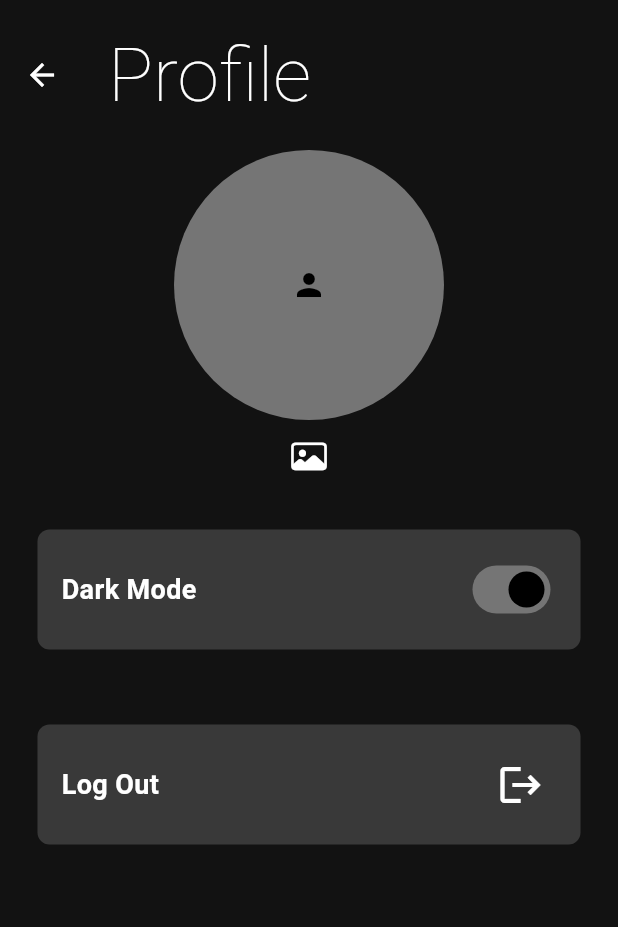
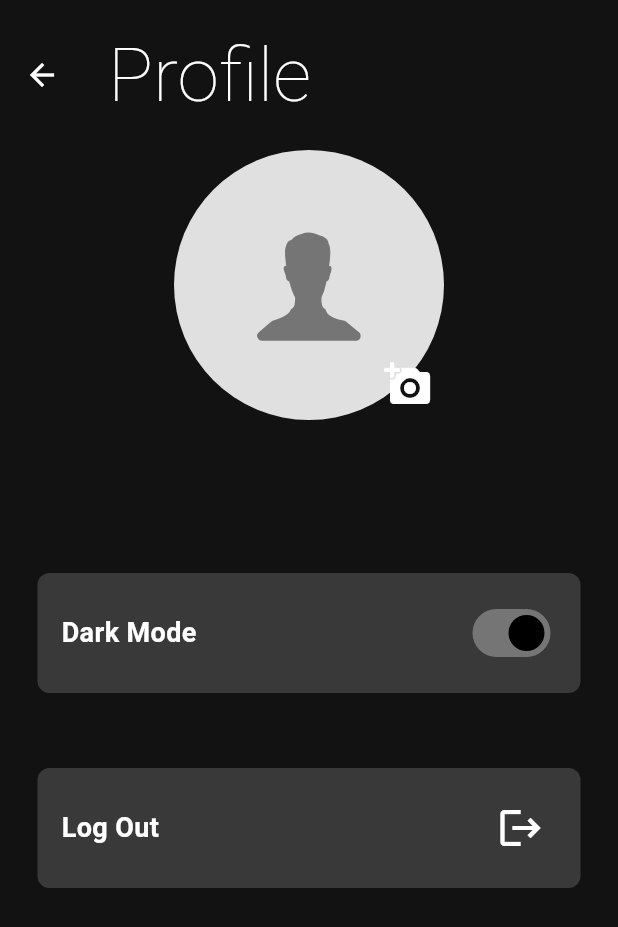
Before and after one commit to souvik-blade/COLABB, a Flutter app: the SettingsPage screen opened by its route, on a phone screen of 412 x 824 dp. Shown: the top 927 px of the screen. Run offline on Flutter 3.47's test engine with Material 3 defaults, Android fonts, the phone set to English and light mode, and no system bars; our stand-ins replace cloud_firestore, contained_tab_bar_view, dropdown_button2, file_picker, firebase_auth, firebase_core and 3 more; missing offline and left inert: easy_pdf_viewer; accounts and stored records are empty; network calls fail.

Commit message:
profile page

```diff
--- a/lib/admin_pages/admin_assignmentpage.dart
+++ b/lib/admin_pages/admin_assignmentpage.dart
@@ -308,7 +308,7 @@ class _AdminAssignmentPageState extends State<AdminAssignmentPage> {
                       ),
                       height: 90,
                       minWidth: 120,
-                      color: Color.fromARGB(255, 13, 143, 130),
+                      color: Color.fromARGB(255, 70, 62, 109),
                       child: const Text("Add PDF"),
                       onPressed: () async {
                         await pickFile();
@@ -326,7 +326,7 @@ class _AdminAssignmentPageState extends State<AdminAssignmentPage> {
                       ),
                       height: 90,
                       minWidth: 120,
-                      color: Color.fromARGB(255, 13, 143, 130),
+                      color: Color.fromARGB(255, 70, 62, 109),
                       onPressed: () async {
                         await _uploadAssignment(
                           context,
--- a/lib/admin_pages/admin_homepage.dart
+++ b/lib/admin_pages/admin_homepage.dart
@@ -64,7 +64,7 @@ class _AdminDashboardScreenState extends State<AdminDashboardScreen> {
                     indicatorSize: TabBarIndicatorSize.tab,
                     dividerColor: Colors.transparent,
                     indicator: BoxDecoration(
-                      color: Color.fromARGB(255, 83, 90, 84),
+                      color: Color.fromARGB(255, 167, 153, 229),
                       borderRadius: BorderRadius.all(Radius.circular(10)),
                     ),
                     labelColor: Colors.white,
--- a/lib/components/assignment_tile.dart
+++ b/lib/components/assignment_tile.dart
@@ -26,7 +26,8 @@ class AssignmentTile extends StatelessWidget {
       margin: const EdgeInsets.symmetric(vertical: 5, horizontal: 25),
       padding: const EdgeInsets.all(20),
       child: ExpansionTile(
-        // trailing: Icon(Icons.picture_as_pdf),
+        iconColor: Color.fromARGB(255, 93, 82, 145),
+        collapsedIconColor: Color(0XFF9e8cf2),
         subtitle: Text('Last Date: $dueDate'),
         // backgroundColor: Colors.transparent,
         // backgroundColor: Colors.red,
--- a/lib/components/my_button.dart
+++ b/lib/components/my_button.dart
@@ -7,7 +7,7 @@ class MyButton extends StatelessWidget {
 
   @override
   Widget build(BuildContext context) {
-    return InkWell(
+    return GestureDetector(
       onTap: onTap,
       child: Container(
         padding: EdgeInsets.all(25),
--- a/lib/main.dart
+++ b/lib/main.dart
@@ -5,7 +5,7 @@ import 'pages/mentor_grouppage.dart';
 import 'pages/schedule_page.dart';
 import 'services/auth/auth_gate.dart';
 import 'firebase_options.dart';
-import 'pages/settings_page.dart';
+import 'pages/profile_page.dart';
 import 'themes/theme_provider.dart';
 import 'package:firebase_core/firebase_core.dart';
 import 'package:flutter/material.dart';
--- a/lib/pages/login_page.dart
+++ b/lib/pages/login_page.dart
@@ -56,7 +56,7 @@ class LoginPage extends StatelessWidget {
             Icon(
               Icons.dashboard_rounded,
               size: 70,
-              color: Theme.of(context).colorScheme.primary,
+              color: Color(0XFF9e8cf2),
             ),
             const SizedBox(height: 50),
             Center(
--- /dev/null
+++ b/lib/pages/profile_page.dart
@@ -0,0 +1,201 @@
+import 'package:cloud_firestore/cloud_firestore.dart';
+import 'package:firebase_storage/firebase_storage.dart';
+import 'package:flutter/cupertino.dart';
+import 'package:flutter/material.dart';
+import 'package:image_picker/image_picker.dart';
+import 'package:provider/provider.dart';
+
+import '../services/auth/auth_service.dart';
+import '../themes/theme_provider.dart';
+
+class SettingsPage extends StatefulWidget {
+  static const String id = "settingsid";
+
+  const SettingsPage({Key? key});
+
+  @override
+  State<SettingsPage> createState() => _SettingsPageState();
+}
+
+class _SettingsPageState extends State<SettingsPage> {
+  void logout() {
+    final auth = AuthService();
+    auth.signOut();
+  }
+
+  String? imageUrl = '';
+  String? uid = AuthService().getCurrentUser()?.uid;
+  bool uploading = false;
+
+  @override
+  Widget build(BuildContext context) {
+    return Scaffold(
+      backgroundColor: Theme.of(context).colorScheme.background,
+      appBar: AppBar(
+        toolbarHeight: 100,
+        title: const Text(
+          "Profile",
+          style: TextStyle(fontSize: 50, fontWeight: FontWeight.w200),
+        ),
+        backgroundColor: Colors.transparent,
+      ),
+      body: FutureBuilder<DocumentSnapshot>(
+        future: FirebaseFirestore.instance.collection('Users').doc(uid).get(),
+        builder: (context, snapshot) {
+          if (snapshot.connectionState == ConnectionState.waiting) {
+            return Center(child: CircularProgressIndicator());
+          } else if (snapshot.hasError) {
+            return Text('Error: ${snapshot.error}');
+          } else if (!snapshot.hasData || !snapshot.data!.exists) {
+            return Text('User not found.');
+          } else {
+            final userData = snapshot.data!.data() as Map<String, dynamic>;
+            final userName = userData['name'];
+            return Column(
+              children: [
+                Stack(
+                  children: [
+                    CircleAvatar(
+                      maxRadius: 90,
+                      backgroundColor: Colors.grey[300],
+                      child: _buildAvatarChild(userData['profilePicture']),
+                    ),
+                    if (uploading)
+                      Positioned.fill(
+                        child: CircularProgressIndicator(
+                          strokeWidth: 3,
+                          // valueColor: AlwaysStoppedAnimation<Color>(Colors.white),
+                        ),
+                      ),
+                    Positioned(
+                      bottom: 0,
+                      right: 0,
+                      child: IconButton(
+                        onPressed: () {
+                          if (!uploading) {
+                            uploadProfilePicture(uid!);
+                          }
+                        },
+                        icon: Icon(
+                          Icons.add_a_photo_rounded,
+                          size: 32,
+                        ),
+                      ),
+                    ),
+                  ],
+                ),
+                SizedBox(height: 20),
+                Text(
+                  userName.toString().toUpperCase(),
+                  style: TextStyle(fontSize: 40, fontWeight: FontWeight.w300),
+                ),
+                Container(
+                  decoration: BoxDecoration(
+                    color: Theme.of(context).colorScheme.secondary,
+                    borderRadius: BorderRadius.circular(8),
+                  ),
+                  margin: EdgeInsets.all(25.0),
+                  padding: EdgeInsets.all(16.0),
+                  child: Row(
+                    mainAxisAlignment: MainAxisAlignment.spaceBetween,
+                    children: [
+                      Text(
+                        "Dark Mode",
+                        style: TextStyle(fontSize: 18, fontWeight: FontWeight.w600),
+                      ),
+                      Switch(
+                        value:
+                            Provider.of<ThemeProvider>(context, listen: false).isDarkMode,
+                        onChanged: (value) =>
+                            Provider.of<ThemeProvider>(context, listen: false)
+                                .toggleTheme(),
+                      )
+                    ],
+                  ),
+                ),
+                Container(
+                  decoration: BoxDecoration(
+                    color: Theme.of(context).colorScheme.secondary,
+                    borderRadius: BorderRadius.circular(8),
+                  ),
+                  margin: EdgeInsets.all(25.0),
+                  padding: EdgeInsets.all(16.0),
+                  child: Row(
+                    mainAxisAlignment: MainAxisAlignment.spaceBetween,
+                    children: [
+                      Text(
+                        "Log Out",
+                        style: TextStyle(fontSize: 18, fontWeight: FontWeight.w600),
+                      ),
+                      IconButton(
+                        onPressed: () {
+                          logout();
+                          Navigator.pop(context);
+                        },
+                        icon: Icon(
+                          Icons.logout,
+                        ),
+                        iconSize: 32,
+                      ),
+                    ],
+                  ),
+                ),
+              ],
+            );
+          }
+        },
+      ),
+    );
+  }
+
+  Widget _buildAvatarChild(String? profilePicture) {
+    if (profilePicture == null || profilePicture.isEmpty) {
+      return Icon(
+        CupertinoIcons.person_alt,
+        size: 90,
+        color: Colors.grey[600],
+      );
+    } else {
+      return ClipOval(
+        child: Image.network(
+          profilePicture,
+          width: 180,
+          height: 180,
+          fit: BoxFit.cover,
+        ),
+      );
+    }
+  }
+
+  Future<void> uploadProfilePicture(String userId) async {
+    setState(() {
+      uploading = true;
+    });
+
+    final ImagePicker picker = ImagePicker();
+    final XFile? image = await picker.pickImage(source: ImageSource.gallery);
+
+    if (image != null) {
+      String uniqueName = DateTime.now().toString();
+      Reference storageReference = FirebaseStorage.instance
+          .ref()
+          .child('profile_pictures')
+          .child('$uniqueName.jpg');
+      final imageBytes = await image.readAsBytes();
+
+      UploadTask uploadTask = storageReference.putData(imageBytes);
+
+      await uploadTask.whenComplete(() async {
+        String downloadURL = await storageReference.getDownloadURL();
+        await FirebaseFirestore.instance.collection('Users').doc(userId).update({
+          'profilePicture': downloadURL,
+        });
+
+        setState(() {
+          imageUrl = downloadURL;
+          uploading = false;
+        });
+      });
+    }
+  }
+}
--- a/lib/pages/schedule_page.dart
+++ b/lib/pages/schedule_page.dart
@@ -32,6 +32,10 @@ class _SchedulePageState extends State<SchedulePage> {
         width: double.maxFinite,
         // height: 600,
         child: ContainedTabBarView(
+          tabBarProperties: TabBarProperties(
+            indicatorColor: Color(0XFF9e8cf2),
+            labelColor: Color(0XFF9e8cf2),
+          ),
           tabBarViewProperties:
               const TabBarViewProperties(physics: BouncingScrollPhysics()),
           // initialIndex: todaysIndex,
--- a/lib/pages/settings_page.dart
+++ /dev/null
@@ -1,207 +0,0 @@
-import 'dart:io';
-
-import 'package:cloud_firestore/cloud_firestore.dart';
-import 'package:file_picker/file_picker.dart';
-import 'package:firebase_core/firebase_core.dart';
-import 'package:firebase_storage/firebase_storage.dart';
-import 'package:flutter/cupertino.dart';
-import 'package:flutter/foundation.dart';
-import 'package:flutter/material.dart';
-import 'package:provider/provider.dart';
-
-import '../services/auth/auth_service.dart';
-import '../themes/theme_provider.dart';
-
-// ignore: must_be_immutable
-class SettingsPage extends StatefulWidget {
-  static const String id = "settingsid";
-
-  SettingsPage({super.key});
-
-  @override
-  State<SettingsPage> createState() => _SettingsPageState();
-}
-
-class _SettingsPageState extends State<SettingsPage> {
-//to signout
-  void logout() {
-    // get auth service
-    final auth = AuthService();
-    auth.signOut();
-  }
-
-  String? imageUrl = '';
-  String? uid = AuthService().getCurrentUser()?.uid;
-  Future<String?> uploadProfilePicture(String userId) async {
-    FilePickerResult? result = await FilePicker.platform.pickFiles(
-      type: FileType.image,
-    );
-
-    if (result != null) {
-      File file = File(result.files.single.path!);
-
-      Reference storageReference =
-          FirebaseStorage.instance.ref().child('profile_pictures').child('$result.jpg');
-
-      UploadTask uploadTask = storageReference.putFile(file);
-
-      await uploadTask.whenComplete(() async {
-        String downloadURL = await storageReference.getDownloadURL();
-        await FirebaseFirestore.instance.collection('Users').doc(userId).update({
-          'profilePicture': downloadURL,
-        });
-
-        print('Profile picture uploaded successfully!');
-        // print(downloadURL);
-
-        setState(() {
-          imageUrl = downloadURL;
-        });
-        return downloadURL; // Return the download URL after uploading
-      });
-    }
-    return null; // Return null if no file is selected
-  }
-
-  // void uploadAndFetchImageUrl(String userId) async {
-
-  Future<String> getImageUrl(String uid) async {
-    try {
-      DocumentSnapshot userSnapshot =
-          await FirebaseFirestore.instance.collection('Users').doc(uid).get();
-      if (userSnapshot.exists) {
-        Map<String, dynamic>? userData =
-            userSnapshot.data() as Map<String, dynamic>?; // Cast to expected type
-        if (userData != null) {
-          return userData['profilePicture'] as String;
-        }
-      }
-    } catch (e) {
-      print('Error fetching image URL: $e');
-    }
-    return "";
-    // Return null if any error occurs
-  }
-
-  CollectionReference _collectionRef = FirebaseFirestore.instance.collection('Users');
-
-  Future<void> getData() async {
-    // Get docs from collection reference
-    QuerySnapshot querySnapshot = await _collectionRef.get();
-
-    // Get data from docs and convert map to List
-    final allData = querySnapshot.docs.map((doc) => doc.data()).toList();
-
-    print(allData);
-  }
-
-  @override
-  void initState() {
-    // TODO: implement initState
-    super.initState();
-    // imageUrl = getImageUrl(uid!).toString();
-    // getData();
-
-    CollectionReference newCollection = FirebaseFirestore.instance.collection('Users');
-    final documentReference = newCollection
-        .where('uid', isEqualTo: uid)
-        .get()
-        .then((value) => print(value.docs[0]));
-    // print(documentReference.snapshots());
-  }
-
-  void ger() async {
-    DocumentSnapshot _documentSnapshot = await FirebaseFirestore.instance
-        .collection('Users')
-        .doc(_authService.getCurrentUser()!.uid)
-        .get();
-    print(_documentSnapshot);
-    // String name = _documentSnapshot.data()!['name'];
-  }
-
-  final AuthService _authService = AuthService();
-
-  @override
-  Widget build(BuildContext context) {
-    return Scaffold(
-      backgroundColor: Theme.of(context).colorScheme.background,
-      appBar: AppBar(
-        toolbarHeight: 100,
-        title: const Text(
-          "Profile",
-          style: TextStyle(fontSize: 50, fontWeight: FontWeight.w200),
-        ),
-        backgroundColor: Colors.transparent,
-      ),
-      body: Column(
-        children: [
-          // Text(_authService.getCurrentUser()!.),
-          CircleAvatar(
-              maxRadius: 90,
-              child:
-                  // (imageUrl == null || imageUrl == "")
-                  Icon(Icons.person)
-              // : Image.network(
-              //     imageUrl!,
-              //     fit: BoxFit.contain,
-              //   ),
-              ),
-          IconButton(
-              onPressed: () {
-                // uploadProfilePicture(uid!);
-                // print(imageUrl);
-                ger();
-              },
-              icon: Icon(CupertinoIcons.photo)),
-          Container(
-            decoration: BoxDecoration(
-                color: Theme.of(context).colorScheme.secondary,
-                borderRadius: BorderRadius.circular(8)),
-            margin: EdgeInsets.all(25.0),
-            padding: EdgeInsets.all(16.0),
-            child: Row(
-              mainAxisAlignment: MainAxisAlignment.spaceBetween,
-              children: [
-                Text(
-                  "Dark Mode",
-                  style: TextStyle(fontSize: 18, fontWeight: FontWeight.w600),
-                ),
-                Switch(
-                  value: Provider.of<ThemeProvider>(context, listen: false).isDarkMode,
-                  onChanged: (value) =>
-                      Provider.of<ThemeProvider>(context, listen: false).toggleTheme(),
-                )
-              ],
-            ),
-          ),
-          Container(
-            decoration: BoxDecoration(
-                color: Theme.of(context).colorScheme.secondary,
-                borderRadius: BorderRadius.circular(8)),
-            margin: EdgeInsets.all(25.0),
-            padding: EdgeInsets.all(16.0),
-            child: Row(
-              mainAxisAlignment: MainAxisAlignment.spaceBetween,
-              children: [
-                Text(
-                  "Log Out",
-                  style: TextStyle(fontSize: 18, fontWeight: FontWeight.w600),
-                ),
-                IconButton(
-                  onPressed: () {
-                    logout();
-                    Navigator.pop(context);
-                  },
-                  icon: Icon(
-                    Icons.logout,
-                  ),
-                  iconSize: 32,
-                ),
-              ],
-            ),
-          ),
-        ],
-      ),
-    );
-  }
-}
--- a/lib/themes/dark_mode.dart
+++ b/lib/themes/dark_mode.dart
@@ -3,7 +3,8 @@ import 'package:flutter/material.dart';
 ThemeData darkMode = ThemeData(
   useMaterial3: true,
   colorScheme: ColorScheme.dark(
-    //background: Colors.grey.shade900,
+    // background: Colors.black,
+    brightness: Brightness.dark,
     primary: Colors.grey.shade600,
     secondary: Color.fromARGB(255, 57, 57, 57),
     tertiary: Colors.grey.shade800,
--- a/lib/themes/light_mode.dart
+++ b/lib/themes/light_mode.dart
@@ -4,6 +4,7 @@ ThemeData lightMode = ThemeData(
   useMaterial3: true,
   colorScheme: ColorScheme.light(
     //background: Colors.grey.shade300,
+    // brightness: Brightness.light,
     primary: Colors.grey.shade500,
     secondary: Colors.grey.shade200,
     tertiary: Colors.white,
--- a/lib/themes/theme_provider.dart
+++ b/lib/themes/theme_provider.dart
@@ -34,7 +34,7 @@ class TextFieldDecoration {
       ),
       fillColor: Colors.grey[200],
       filled: true,
-      hintText: hintText ?? "Enter Text",
+      hintText: hintText,
       hintStyle: const TextStyle(color: Colors.blue),
     );
   }
--- a/pubspec.yaml
+++ b/pubspec.yaml
@@ -51,6 +51,7 @@ dependencies:
   file_picker: ^8.0.0+1
   easy_pdf_viewer: ^1.0.8
   google_nav_bar: ^5.0.6
+  image_picker: ^0.8.9
 
 dev_dependencies:
   flutter_test:
```
Also changed, not shown: lib/components/user_tile.dart (+23 -3 lines), lib/pages/home_page.dart (+4 -48 lines), pubspec.lock.
